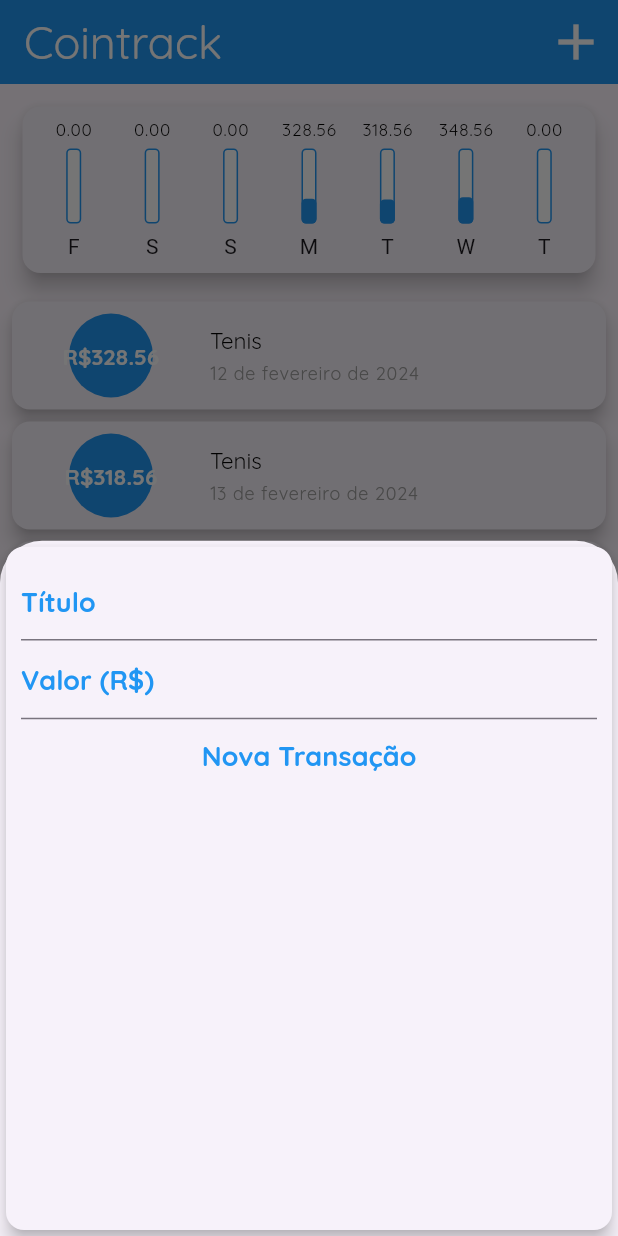
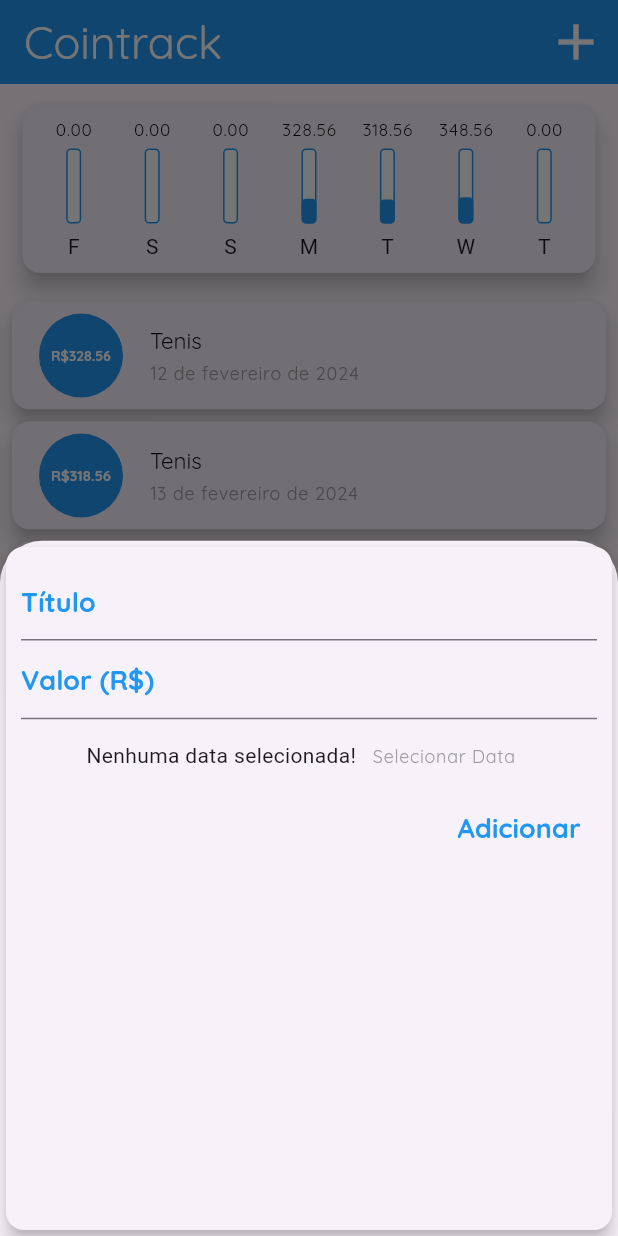
Before and after one commit to lucopdev/cointrack, a Flutter app: the screen it shows after launch, after a tap on the "add" icon, on a phone screen of 412 x 824 dp. Run offline on Flutter 3.47's test engine with Material 3 defaults, Android fonts, the phone set to English and light mode, and no system bars.

Commit message:
altera transactions list

```diff
--- a/lib/components/chart_bar.dart
+++ b/lib/components/chart_bar.dart
@@ -16,7 +16,7 @@ class ChartBar extends StatelessWidget {
   Widget build(BuildContext context) {
     return Column(
       children: [
-        Container(
+        SizedBox(
           height: 15,
           child: FittedBox(
               child: Text(
--- a/lib/components/transaction_form.dart
+++ b/lib/components/transaction_form.dart
@@ -51,12 +51,30 @@ class _TransactionFormState extends State<TransactionForm> {
               ),
               controller: valueController,
             ),
-            TextButton(
-                onPressed: _submitForm,
-                child: Text(
-                  'Nova Transação',
-                  style: Theme.of(context).textTheme.labelLarge,
-                ))
+            FittedBox(
+              child: Row(
+                children: [
+                  const Text('Nenhuma data selecionada!'),
+                  TextButton(
+                    onPressed: () {},
+                    child: FittedBox(
+                        child: Text(
+                      'Selecionar Data',
+                      style: Theme.of(context).textTheme.bodyLarge,
+                    )),
+                  ),
+                ],
+              ),
+            ),
+            Container(
+              alignment: Alignment.bottomRight,
+              child: TextButton(
+                  onPressed: _submitForm,
+                  child: Text(
+                    'Adicionar',
+                    style: Theme.of(context).textTheme.labelLarge,
+                  )),
+            )
           ],
         ),
       ),
--- a/lib/components/transaction_list.dart
+++ b/lib/components/transaction_list.dart
@@ -44,12 +44,12 @@ class TransactionList extends StatelessWidget {
                   child: ListTile(
                     leading: CircleAvatar(
                       backgroundColor: Theme.of(context).colorScheme.primary,
-                      radius: 50,
+                      radius: 30,
                       child: Padding(
-                        padding: const EdgeInsets.all(15),
+                        padding: const EdgeInsets.all(10),
                         child: FittedBox(
                           child: Text(
-                            'R\$${transaction.value}',
+                            'R\$${transaction.value.toStringAsFixed(2)}',
                             style: Theme.of(context).textTheme.headlineSmall,
                           ),
                         ),
```
